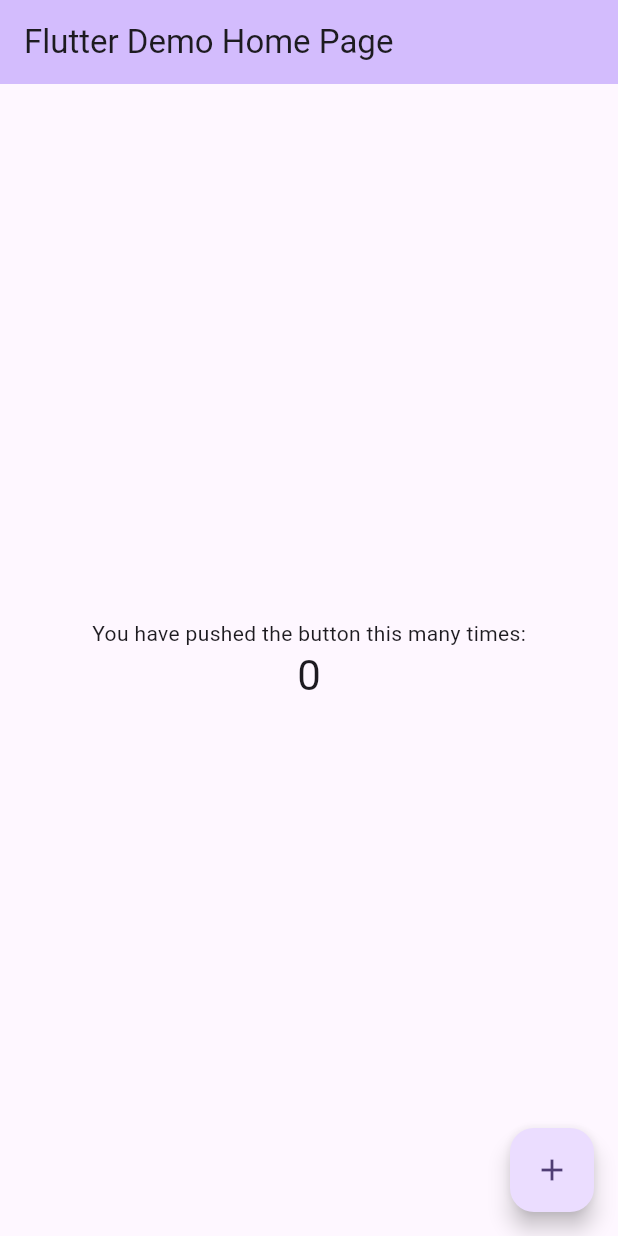
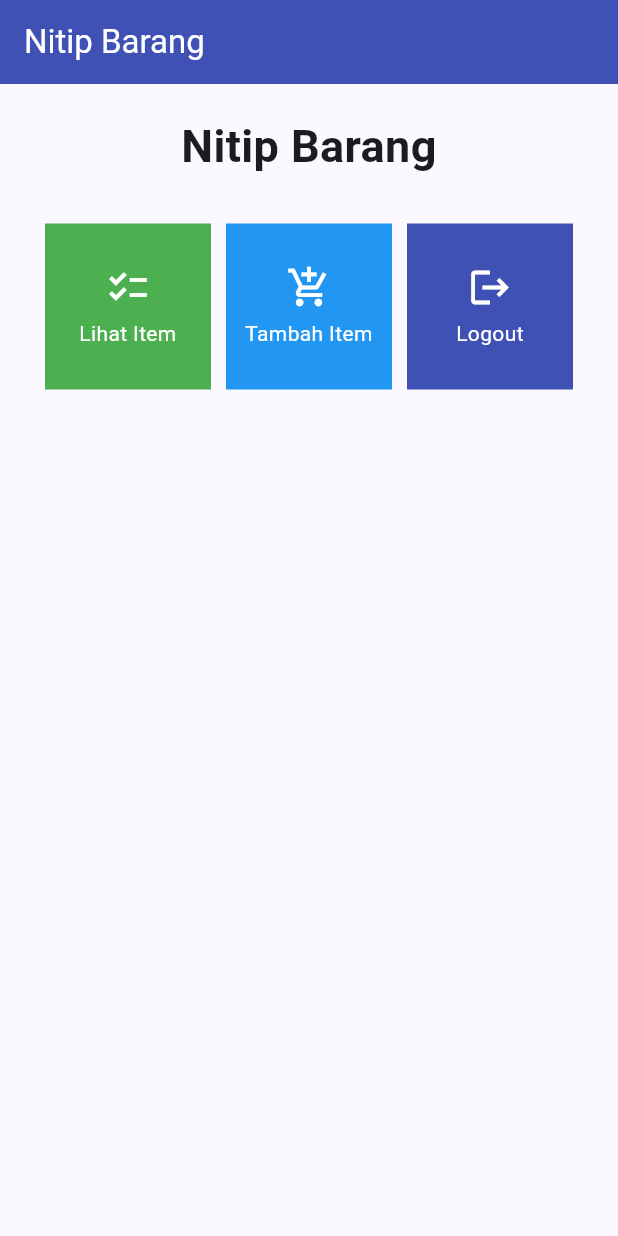
Before and after one commit to febrian-irv/nitip-barang-mobile, a Flutter app: the screen it shows after launch, on a phone screen of 412 x 824 dp. Run offline on Flutter 3.47's test engine with Material 2 defaults, Android fonts, the phone set to English and light mode, and no system bars.

Commit message:
Selesai Tugas 7

```diff
--- a/lib/main.dart
+++ b/lib/main.dart
@@ -1,4 +1,5 @@
 import 'package:flutter/material.dart';
+import 'package:nitip_barang_mobile/menu.dart';
 
 void main() {
   runApp(const MyApp());
@@ -28,98 +29,10 @@
         //
         // This works for code too, not just values: Most code changes can be
         // tested with just a hot reload.
-        colorScheme: ColorScheme.fromSeed(seedColor: Colors.deepPurple),
+        colorScheme: ColorScheme.fromSeed(seedColor: Colors.indigo),
         useMaterial3: true,
       ),
-      home: const MyHomePage(title: 'Flutter Demo Home Page'),
+      home: MyHomePage(),
     );
   }
 }
-
-class MyHomePage extends StatefulWidget {
-  const MyHomePage({super.key, required this.title});
-
-  // This widget is the home page of your application. It is stateful, meaning
-  // that it has a State object (defined below) that contains fields that affect
-  // how it looks.
-
-  // This class is the configuration for the state. It holds the values (in this
-  // case the title) provided by the parent (in this case the App widget) and
-  // used by the build method of the State. Fields in a Widget subclass are
-  // always marked "final".
-
-  final String title;
-
-  @override
-  State<MyHomePage> createState() => _MyHomePageState();
-}
-
-class _MyHomePageState extends State<MyHomePage> {
-  int _counter = 0;
-
-  void _incrementCounter() {
-    setState(() {
-      // This call to setState tells the Flutter framework that something has
-      // changed in this State, which causes it to rerun the build method below
-      // so that the display can reflect the updated values. If we changed
-      // _counter without calling setState(), then the build method would not be
-      // called again, and so nothing would appear to happen.
-      _counter++;
-    });
-  }
-
-  @override
-  Widget build(BuildContext context) {
-    // This method is rerun every time setState is called, for instance as done
-    // by the _incrementCounter method above.
-    //
-    // The Flutter framework has been optimized to make rerunning build methods
-    // fast, so that you can just rebuild anything that needs updating rather
-    // than having to individually change instances of widgets.
-    return Scaffold(
-      appBar: AppBar(
-        // TRY THIS: Try changing the color here to a specific color (to
-        // Colors.amber, perhaps?) and trigger a hot reload to see the AppBar
-        // change color while the other colors stay the same.
-        backgroundColor: Theme.of(context).colorScheme.inversePrimary,
-        // Here we take the value from the MyHomePage object that was created by
-        // the App.build method, and use it to set our appbar title.
-        title: Text(widget.title),
-      ),
-      body: Center(
-        // Center is a layout widget. It takes a single child and positions it
-        // in the middle of the parent.
-        child: Column(
-          // Column is also a layout widget. It takes a list of children and
-          // arranges them vertically. By default, it sizes itself to fit its
-          // children horizontally, and tries to be as tall as its parent.
-          //
-          // Column has various properties to control how it sizes itself and
-          // how it positions its children. Here we use mainAxisAlignment to
-          // center the children vertically; the main axis here is the vertical
-          // axis because Columns are vertical (the cross axis would be
-          // horizontal).
-          //
-          // TRY THIS: Invoke "debug painting" (choose the "Toggle Debug Paint"
-          // action in the IDE, or press "p" in the console), to see the
-          // wireframe for each widget.
-          mainAxisAlignment: MainAxisAlignment.center,
-          children: <Widget>[
-            const Text(
-              'You have pushed the button this many times:',
-            ),
-            Text(
-              '$_counter',
-              style: Theme.of(context).textTheme.headlineMedium,
-            ),
-          ],
-        ),
-      ),
-      floatingActionButton: FloatingActionButton(
-        onPressed: _incrementCounter,
-        tooltip: 'Increment',
-        child: const Icon(Icons.add),
-      ), // This trailing comma makes auto-formatting nicer for build methods.
-    );
-  }
-}
--- /dev/null
+++ b/lib/menu.dart
@@ -0,0 +1,123 @@
+import 'package:flutter/material.dart';
+
+class MyHomePage extends StatelessWidget {
+  MyHomePage({Key? key}) : super(key: key);
+  final List<ShopItem> items = [
+    ShopItem("Lihat Item", Icons.checklist, Colors.green),
+    ShopItem("Tambah Item", Icons.add_shopping_cart, Colors.blue),
+    ShopItem("Logout", Icons.logout, Colors.indigo),
+];
+
+  // This widget is the home page of your application. It is stateful, meaning
+  // that it has a State object (defined below) that contains fields that affect
+  // how it looks.
+
+  // This class is the configuration for the state. It holds the values (in this
+  // case the title) provided by the parent (in this case the App widget) and
+  // used by the build method of the State. Fields in a Widget subclass are
+  // always marked "final".
+
+  @override
+  Widget build(BuildContext context) {
+      return Scaffold(
+        appBar: AppBar(
+          backgroundColor: Colors.indigo,
+          centerTitle: false,
+          title: const Text(
+            'Nitip Barang',
+            style: TextStyle(color: Colors.white),
+          ),
+        ),
+        body: SingleChildScrollView(
+          // Widget wrapper yang dapat discroll
+          child: Padding(
+            padding: const EdgeInsets.all(10.0), // Set padding dari halaman
+            child: Column(
+              // Widget untuk menampilkan children secara vertikal
+              children: <Widget>[
+                const Padding(
+                  padding: EdgeInsets.only(top: 10.0, bottom: 10.0),
+                  // Widget Text untuk menampilkan tulisan dengan alignment center dan style yang sesuai
+                  child: Text(
+                    'Nitip Barang', // Text yang menandakan toko
+                    textAlign: TextAlign.center,
+                    style: TextStyle(
+                      fontSize: 30,
+                      fontWeight: FontWeight.bold,
+                    ),
+                  ),
+                ),
+                // Grid layout
+                GridView.count(
+                  // Container pada card kita.
+                  primary: true,
+                  padding: const EdgeInsets.all(20),
+                  crossAxisSpacing: 10,
+                  mainAxisSpacing: 10,
+                  crossAxisCount: 3,
+                  shrinkWrap: true,
+                  children: items.map((ShopItem item) {
+                    // Iterasi untuk setiap item
+                    return ShopCard(item);
+                  }).toList(),
+                ),
+              ],
+            ),
+          ),
+        ),
+      );
+  }
+}
+
+class ShopItem {
+  final String name;
+  final IconData icon;
+  final Color color;
+
+  ShopItem(this.name, this.icon, this.color);
+}
+
+class ShopCard extends StatelessWidget {
+  final ShopItem item;
+
+  const ShopCard(this.item, {super.key}); // Constructor
+
+  @override
+  Widget build(BuildContext context) {
+    return Material(
+      color: item.color,
+      child: InkWell(
+        // Area responsive terhadap sentuhan
+        onTap: () {
+          // Memunculkan SnackBar ketika diklik
+          ScaffoldMessenger.of(context)
+            ..hideCurrentSnackBar()
+            ..showSnackBar(SnackBar(
+                content: Text("Kamu telah menekan tombol ${item.name}")));
+        },
+        child: Container(
+          // Container untuk menyimpan Icon dan Text
+          padding: const EdgeInsets.all(8),
+          child: Center(
+            child: Column(
+              mainAxisAlignment: MainAxisAlignment.center,
+              children: [
+                Icon(
+                  item.icon,
+                  color: Colors.white,
+                  size: 30.0,
+                ),
+                const Padding(padding: EdgeInsets.all(3)),
+                Text(
+                  item.name,
+                  textAlign: TextAlign.center,
+                  style: const TextStyle(color: Colors.white),
+                ),
+              ],
+            ),
+          ),
+        ),
+      ),
+    );
+  }
+}
```
Also changed, not shown: 1 other file.
